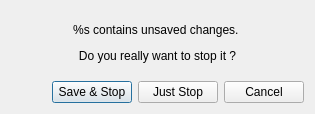
First picture: the form in resources/ui/stop_client.ui, repository Houston4444/RaySession, before the edit.
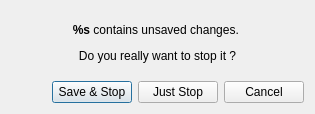
Second picture: the form after the edit. Icons and pictures are not drawn.

The edit to the form file:
```diff
--- a/resources/ui/stop_client.ui
+++ b/resources/ui/stop_client.ui
@@ -30,7 +30,7 @@
    <item>
     <widget class="QLabel" name="label">
      <property name="text">
-      <string>&lt;html&gt;&lt;head/&gt;&lt;body&gt;&lt;p&gt;%s contains unsaved changes. &lt;/p&gt;&lt;p&gt;Do you really want to stop it ?&lt;/p&gt;&lt;/body&gt;&lt;/html&gt;</string>
+      <string>&lt;html&gt;&lt;head/&gt;&lt;body&gt;&lt;p&gt;&lt;span style=&quot; font-weight:600;&quot;&gt;%s&lt;/span&gt; contains unsaved changes. &lt;/p&gt;&lt;p&gt;Do you really want to stop it ?&lt;/p&gt;&lt;/body&gt;&lt;/html&gt;</string>
      </property>
      <property name="alignment">
       <set>Qt::AlignCenter</set>
```
Left out of the diff: 6 changed lines with no effect on the pictures.
